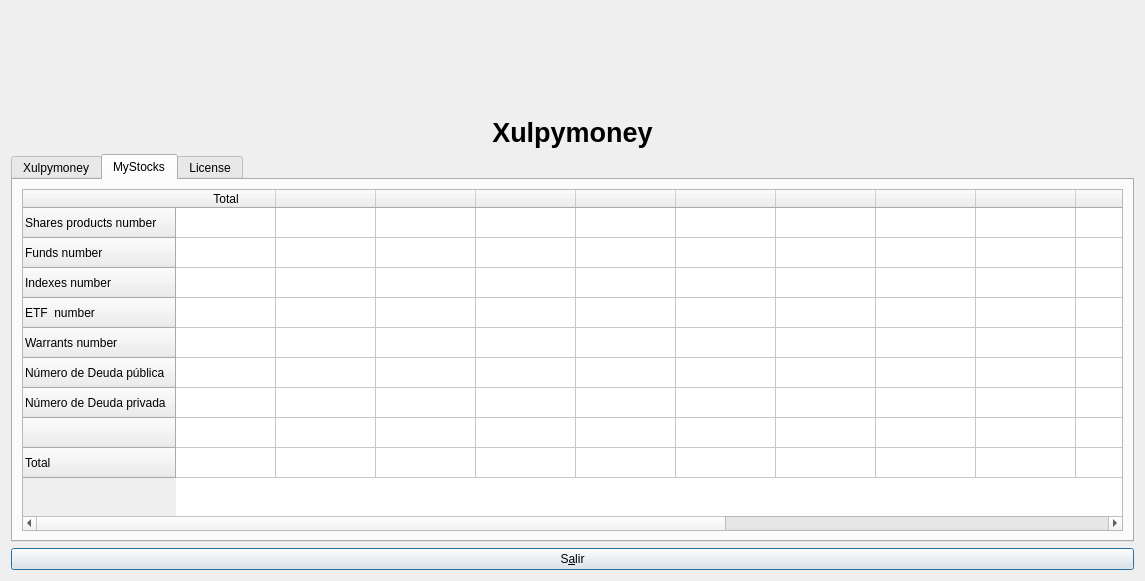
First picture: the form in ui/frmAbout.ui, repository turulomio/xulpymoney, before the edit.
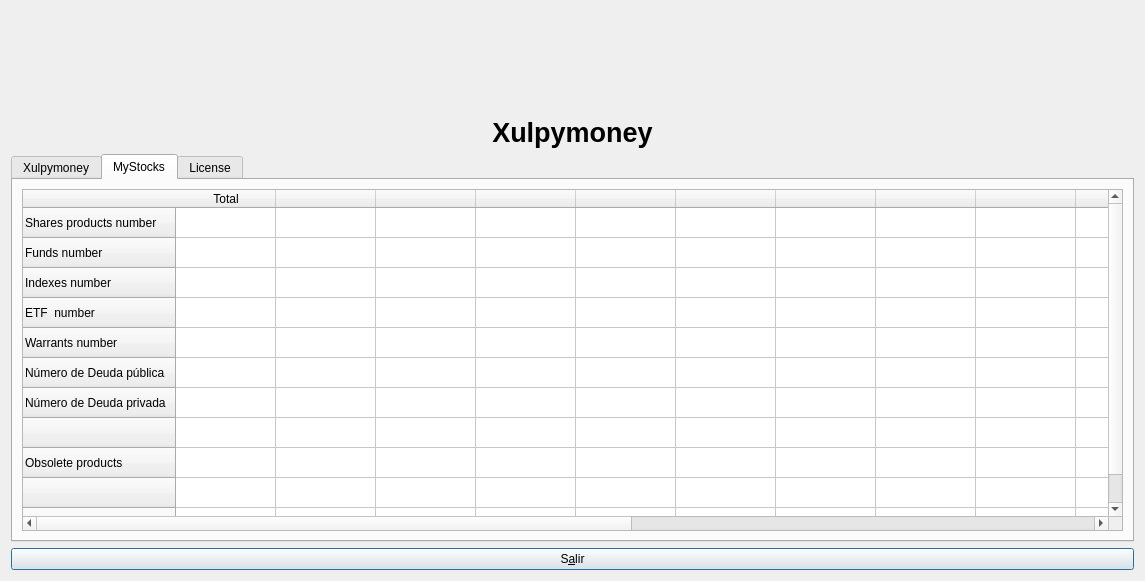
Second picture: the form after the edit. Icons and pictures are not drawn. Custom widgets are drawn as their Qt base class.

```diff
--- a/ui/frmAbout.ui
+++ b/ui/frmAbout.ui
@@ -187,9 +187,19 @@
            </row>
            <row>
             <property name="text">
-             <string>Total</string>
+             <string>Obsolete products</string>
             </property>
            </row>
+           <row>
+            <property name="text">
+             <string/>
+            </property>
+           </row>
+           <row>
+            <property name="text">
+             <string>Effective products</string>
+            </property>
+           </row>
            <column>
             <property name="text">
              <string>Total</string>
@@ -230,6 +240,16 @@
              <string/>
             </property>
            </column>
+           <column>
+            <property name="text">
+             <string/>
+            </property>
+           </column>
+           <column>
+            <property name="text">
+             <string/>
+            </property>
+           </column>
            <column>
             <property name="text">
              <string/>
```
